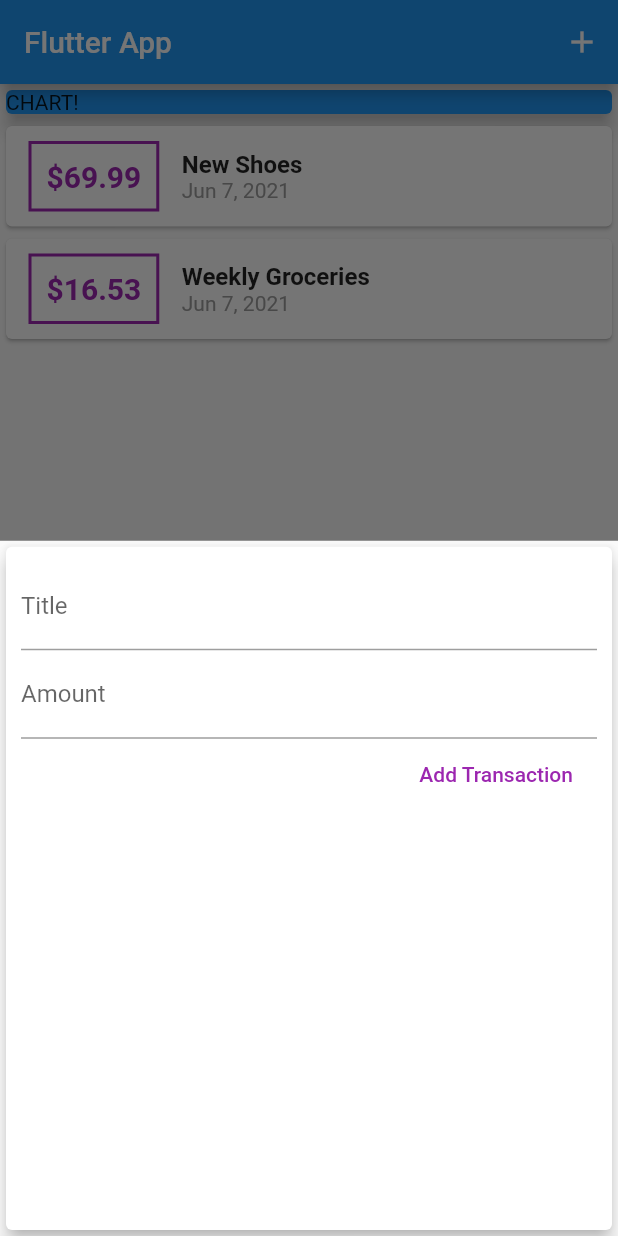
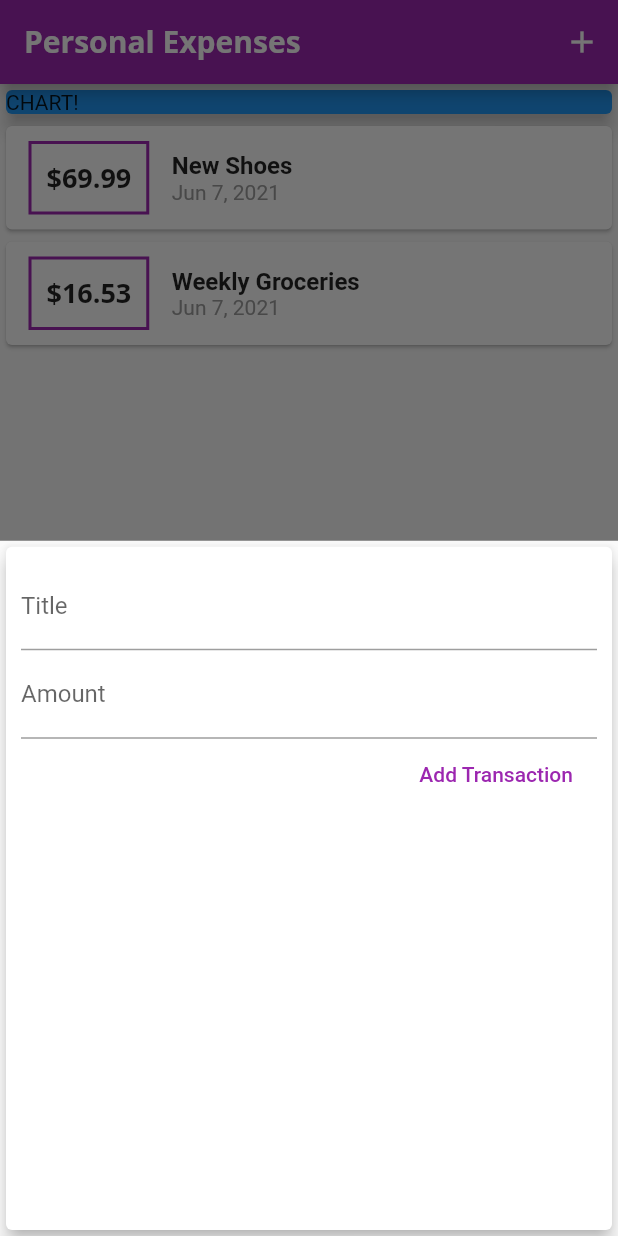
Before and after one commit to paulrsmithjnr/flutter_practice, a Flutter app: the screen it shows after launch, after a tap on the "add" icon, on a phone screen of 412 x 824 dp. Run offline on Flutter 3.47's test engine with Material 2 defaults, Android fonts, the phone set to English and light mode, and no system bars.

Commit message:
Added custom theming and fonts to expense app

```diff
--- a/expense_app/lib/main.dart
+++ b/expense_app/lib/main.dart
@@ -10,7 +10,25 @@ class MyApp extends StatelessWidget {
   @override
   Widget build(BuildContext context) {
     return MaterialApp(
-      title: 'Flutter App',
+      title: 'Personal Expenses',
+      theme: ThemeData(
+          primarySwatch: Colors.purple,
+          accentColor: Colors.amber,
+          fontFamily: 'Quicksand',
+          textTheme: ThemeData.light().textTheme.copyWith(
+                title: TextStyle(
+                  fontFamily: 'OpenSans',
+                  fontWeight: FontWeight.bold,
+                  fontSize: 18,
+                ),
+              ),
+          appBarTheme: AppBarTheme(
+              textTheme: ThemeData.light().textTheme.copyWith(
+                      title: TextStyle(
+                    fontFamily: 'OpenSans',
+                    fontSize: 20,
+                    fontWeight: FontWeight.bold,
+                  )))),
       home: MyHomePage(),
     );
   }
@@ -69,7 +87,12 @@ class _MyHomePageState extends State<MyHomePage> {
   Widget build(BuildContext context) {
     return Scaffold(
       appBar: AppBar(
-        title: Text('Flutter App'),
+        title: Text(
+          'Personal Expenses',
+          // style: TextStyle(
+          //   fontFamily: 'OpenSans',
+          // ),
+        ),
         actions: [
           IconButton(
             icon: Icon(
--- a/expense_app/lib/widgets/new_transaction.dart
+++ b/expense_app/lib/widgets/new_transaction.dart
@@ -1,13 +1,18 @@
-import 'dart:ffi';
-
 import 'package:flutter/material.dart';
 
-class NewTransaction extends StatelessWidget {
-  final titleController = TextEditingController();
-  final amountController = TextEditingController();
+class NewTransaction extends StatefulWidget {
   final Function addNewTransaction;
 
   NewTransaction(this.addNewTransaction);
+
+  @override
+  _NewTransactionState createState() => _NewTransactionState();
+}
+
+class _NewTransactionState extends State<NewTransaction> {
+  final titleController = TextEditingController();
+
+  final amountController = TextEditingController();
 
   void submitData() {
     final enteredTitle = titleController.text;
@@ -17,10 +22,13 @@ class NewTransaction extends StatelessWidget {
       return;
     }
 
-    addNewTransaction(
+    widget.addNewTransaction(
       enteredTitle,
       enteredAmount,
     );
+
+    Navigator.of(context)
+        .pop(); //closes modal sheet after the done button on the keyboard is pressed
   }
 
   @override
--- a/expense_app/lib/widgets/transaction_list.dart
+++ b/expense_app/lib/widgets/transaction_list.dart
@@ -24,18 +24,14 @@ class TransactionList extends StatelessWidget {
                   ),
                   decoration: BoxDecoration(
                     border: Border.all(
-                      color: Colors.purple,
+                      color: Theme.of(context).primaryColor,
                       width: 2,
                     ),
                   ),
                   padding: EdgeInsets.all(10),
                   child: Text(
                     '\$${transactions[index].amount.toStringAsFixed(2)}',
-                    style: TextStyle(
-                      fontWeight: FontWeight.bold,
-                      fontSize: 20,
-                      color: Colors.purple,
-                    ),
+                    style: Theme.of(context).textTheme.title,
                   ),
                 ),
                 Column(
```
Also changed, not shown: expense_app/pubspec.yaml (+11 -11 lines), expense_app/assets/fonts/OpenSans-Bold.ttf (added), expense_app/assets/fonts/OpenSans-Regular.ttf (added), expense_app/assets/fonts/Quicksand-Bold.ttf (added), expense_app/assets/fonts/Quicksand-Light.ttf (added), expense_app/assets/fonts/Quicksand-Medium.ttf (added), expense_app/assets/fonts/Quicksand-Regular.ttf (added).
